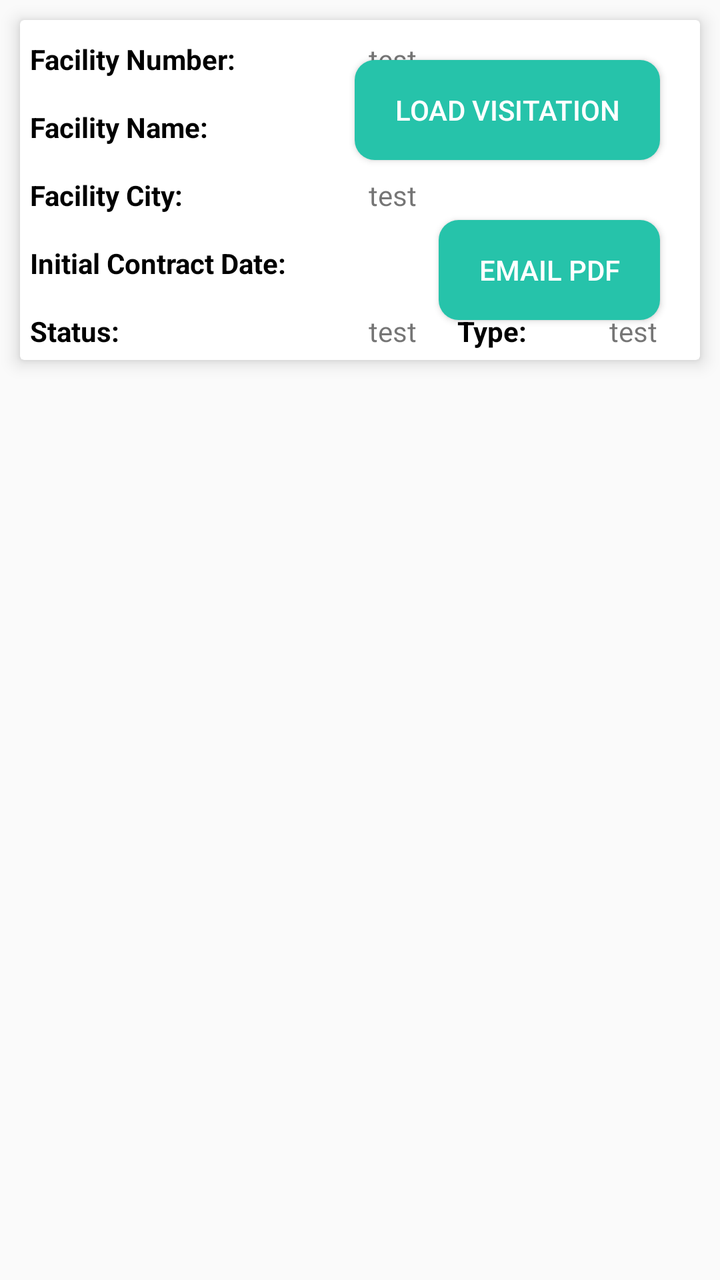
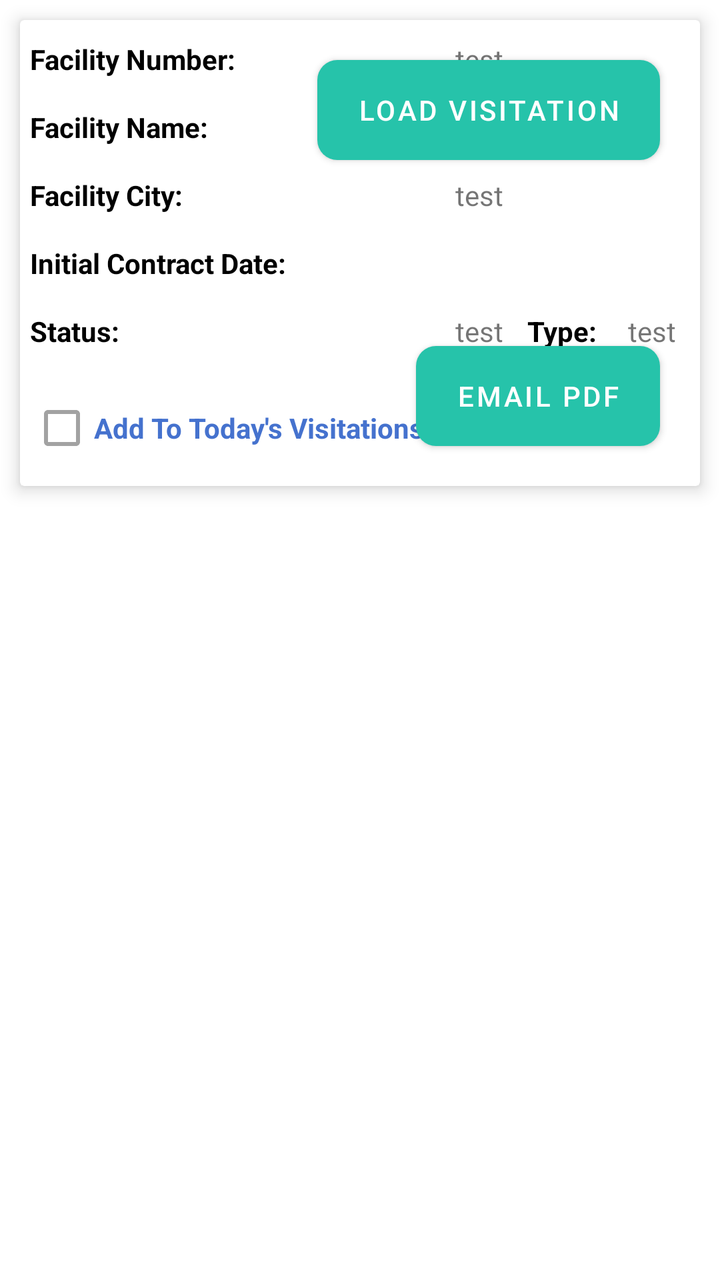

Screens rendered from an Android XML layout before and after an edit, with the pre-edit source and the edit as a unified diff.
<!-- AndroidManifest.xml: application theme myAppThemeCompat -->
<!-- res/layout/visitation_planning_list_item.xml -->
<?xml version="1.0" encoding="utf-8"?>
<RelativeLayout xmlns:android="http://schemas.android.com/apk/res/android"
    xmlns:tools="http://schemas.android.com/apk/res-auto"
    xmlns:app="http://schemas.android.com/apk/res-auto"
    android:id="@+id/list_item_ll"
    android:layout_width="match_parent"
    android:layout_height="match_parent"
    android:orientation="vertical">
        <androidx.cardview.widget.CardView
        android:layout_width="match_parent"
        android:layout_height="wrap_content"
        android:minHeight="100dp"
        tools:cardElevation="5dp"
        android:id="@+id/listBkg"
        android:layout_margin="10dp"
        >
            <GridLayout
                android:layout_width="match_parent"
                android:layout_height="wrap_content"
                android:minHeight="100dp"
                android:rowCount="3"
                android:columnCount="6"
                android:visibility="gone"
                android:padding="15dp">
   </GridLayout>
            <TableLayout
                android:layout_width="match_parent"
                android:layout_height="wrap_content"
                android:layout_alignParentTop="true"
                android:layout_marginRight="5dp"
                android:stretchColumns="*"
                >
                <TableRow android:layout_marginTop="5dp">
                    <TextView
                        android:id="@+id/facilityNoTextView"
                        android:layout_width="wrap_content"
                        android:layout_height="wrap_content"
                        android:text="Facility Number:"
                        android:layout_column="0"
                        android:textStyle="bold"
                        android:layout_margin="5dp"
                        android:textColor="@color/black" />
                    <TextView
                        android:id="@+id/facilityNoValueTextView"
                        android:layout_width="wrap_content"
                        android:layout_height="wrap_content"
                        android:textAlignment="center"
                        android:layout_column="1"
                        android:layout_margin="5dp"
                        android:text="test" />

                </TableRow>
                <TableRow android:layout_marginTop="5dp">
                    <TextView
                        android:id="@+id/facilityNameTextView"
                        android:layout_width="wrap_content"
                        android:layout_height="wrap_content"
                        android:text="Facility Name:"
                        android:layout_column="0"
                        android:textStyle="bold"
                        android:layout_margin="5dp"
                        android:textColor="@color/black" />

                    <TextView
                        android:id="@+id/facilityNameValueTextView"
                        android:layout_width="wrap_content"
                        android:layout_height="wrap_content"
                        android:layout_span="2"
                        android:textAlignment="center"
                        android:layout_column="1"
                        android:layout_margin="5dp"
                        android:text="test" />
                </TableRow>
                <TableRow android:layout_marginTop="5dp">
                    <TextView
                        android:layout_width="wrap_content"
                        android:layout_height="wrap_content"
                        android:text="Facility City:"
                        android:layout_column="0"
                        android:textStyle="bold"
                        android:layout_margin="5dp"
                        android:textColor="@color/black" />

                    <TextView
                        android:id="@+id/cityValueTextView"
                        android:layout_width="wrap_content"
                        android:layout_height="wrap_content"
                        android:textAlignment="center"
                        android:layout_column="1"
                        android:layout_margin="5dp"
                        android:text="test" />
                </TableRow>
                <TableRow android:layout_marginTop="5dp">
                    <TextView
                        android:id="@+id/initialContractDateTextView"
                        android:layout_width="wrap_content"
                        android:layout_height="wrap_content"
                        android:layout_column="0"
                        android:layout_margin="5dp"
                        android:text="Initial Contract Date:"
                        android:textStyle="bold"
                        android:textColor="@color/black" />

                    <TextView
                        android:id="@+id/initialContractDateValueTextView"
                        android:layout_width="wrap_content"
                        android:layout_height="wrap_content"
                        android:layout_column="1"
                        android:textAlignment="center"
                        android:layout_margin="5dp"
                        android:text="" />
                </TableRow>

                <TableRow android:layout_marginTop="5dp">
                    <TextView
                        android:id="@+id/visitationStatusTextView"
                        android:layout_width="wrap_content"
                        android:layout_height="wrap_content"
                        android:text="Status:"
                        android:layout_column="0"
                        android:textStyle="bold"
                        android:layout_margin="5dp"
                        android:textColor="@color/black" />
                    <TextView
                        android:id="@+id/visitationStatusValueTextView"
                        android:layout_width="wrap_content"
                        android:layout_column="1"
                        android:layout_margin="5dp"
                        android:layout_height="wrap_content"
                        android:textAlignment="center"
                        android:text="test" />


                    <TextView
                        android:id="@+id/visitationTypeTextView"
                        android:layout_width="wrap_content"
                        android:layout_height="wrap_content"
                        android:text="Type:"
                        android:layout_column="2"
                        android:textStyle="bold"
                        android:layout_margin="5dp"
                        android:textColor="@color/black" />
                    <TextView
                        android:id="@+id/visitationTypeValueTextView"
                        android:layout_width="wrap_content"
                        android:layout_column="3"
                        android:layout_margin="5dp"
                        android:layout_height="wrap_content"
                        android:textAlignment="center"
                        android:text="test" />
                </TableRow>
            </TableLayout>
            <Button
                android:id="@+id/loadBtn"
                android:layout_height="50dp"
                android:layout_width="wrap_content"
                android:layout_gravity="top|right"
                android:text="Load Visitation"
                android:layout_column="3"
                android:paddingRight="20dp"
                android:layout_marginRight="20dp"
                android:layout_marginTop="20dp"
                android:paddingLeft="20dp"
                android:background="@drawable/new_btn_bkg"
                android:textColor="@color/white"
                app:backgroundTint="@null"
                />
            <Button
                android:id="@+id/emailPDFBtn"
                android:layout_height="50dp"
                android:layout_width="wrap_content"
                android:layout_gravity="bottom|right"
                android:text="EMAIL PDF"
                android:layout_column="3"
                android:paddingRight="20dp"
                android:layout_marginRight="20dp"
                android:paddingLeft="20dp"
                android:layout_marginBottom="20dp"
                android:background="@drawable/new_btn_bkg"
                android:textColor="@color/white"
                app:backgroundTint="@null"
                />
        </androidx.cardview.widget.CardView>

</RelativeLayout>
<!-- resources referenced by this layout -->
<resources>
  <color name="black">#000000</color>
  <color name="white">#FFFFFF</color>
  <!-- drawable new_btn_bkg (drawable) -->
  <selector xmlns:android="http://schemas.android.com/apk/res/android">
      
      <item android:drawable="@drawable/grey_background_button" android:state_enabled="false"/>
      
      <item android:drawable="@drawable/green_background_button" android:state_enabled="true"/>
  </selector>
  <style name="myAppThemeCompat" parent="Theme.AppCompat.Light.NoActionBar">
  
          <item name="colorPrimary">@color/mainColor</item>
          <item name="colorPrimaryDark">@color/headerColor</item>
  
          <item name="drawerArrowStyle">@style/DrawerArrowStyle</item>
          <item name="actionMenuTextColor">@android:color/white</item>
          <item name="colorButtonNormal">#26C3AA</item>
          <item name="colorControlActivated">@color/mainColor</item> 
          <item name="buttonTint">@color/mainColor</item> 
          <item name="colorOnSurface">@color/black</item>
          <item name="colorSurface">@color/gray</item>
          <item name="android:datePickerDialogTheme">@color/mainColor</item>
          <item name="android:statusBarColor">@color/mainColor</item>
          <item name="android:windowLightStatusBar">true</item> 
  
          
          <item name="colorPrimaryVariant">@color/mainColor</item>
  
  
  
          
          
          
          
  
      </style>
  <!-- drawable grey_background_button (drawable) -->
  <?xml version="1.0" encoding="utf-8"?>
  <shape xmlns:android="http://schemas.android.com/apk/res/android"
      android:shape="rectangle" >
      <corners android:radius="10dp"/>
      <solid android:color="@color/light_gray" />
  
  </shape>
  <!-- drawable green_background_button (drawable) -->
  <?xml version="1.0" encoding="utf-8"?>
  <shape xmlns:android="http://schemas.android.com/apk/res/android"
      android:shape="rectangle" >
      <corners android:radius="10dp"/>
      <solid android:color="#26C3AA" />
  </shape>
  <color name="mainColor">#4572ce</color>
  <color name="headerColor">#646464</color>
  <style name="DrawerArrowStyle" parent="Widget.AppCompat.DrawerArrowToggle">
          <item name="spinBars">true</item>
          <item name="color">@android:color/white</item>
      </style>
  <color name="gray">#A2A2A2</color>
  <color name="light_gray">#D7D7D7</color>
</resources>

<!-- the commit's change to res/layout/visitation_planning_list_item.xml (unified diff, before → after) -->
@@ -149,6 +149,18 @@
                         android:textAlignment="center"
                         android:text="test" />
                 </TableRow>
+                <TableRow android:layout_marginTop="5dp">
+                <CheckBox
+                    android:id="@+id/todayVisCB"
+                    android:layout_width="wrap_content"
+                    android:layout_height="wrap_content"
+                    android:text="Add To Today's Visitations"
+                    android:layout_column="0"
+                    android:textStyle="bold"
+                    android:textColor="@color/mainColor"
+                    android:layout_margin="5dp"
+                    app:buttonTint="@drawable/checkbox_bkg"/>
+                </TableRow>
             </TableLayout>
             <Button
                 android:id="@+id/loadBtn"
<!-- resource entries referenced after the edit -->
@@ -2,6 +2,14 @@
 <resources>
   <color name="black">#000000</color>
   <color name="white">#FFFFFF</color>
+  <!-- drawable checkbox_bkg (drawable) -->
+  <?xml version="1.0" encoding="utf-8"?>
+  <selector xmlns:android="http://schemas.android.com/apk/res/android">
+      
+      <item android:color="@color/cb_green" android:state_checked="true" />
+      
+      <item android:color="@color/gray" android:state_checked="false" />
+  </selector>
   <!-- drawable new_btn_bkg (drawable) -->
   <selector xmlns:android="http://schemas.android.com/apk/res/android">
       
@@ -9,7 +17,7 @@
       
       <item android:drawable="@drawable/green_background_button" android:state_enabled="true"/>
   </selector>
-  <style name="myAppThemeCompat" parent="Theme.AppCompat.Light.NoActionBar">
+  <style name="myAppThemeCompat" parent="Theme.MaterialComponents.Light.NoActionBar">
   
           <item name="colorPrimary">@color/mainColor</item>
           <item name="colorPrimaryDark">@color/headerColor</item>
@@ -36,6 +44,7 @@
           
   
       </style>
+  <color name="cb_green">#008080</color>
   <!-- drawable grey_background_button (drawable) -->
   <?xml version="1.0" encoding="utf-8"?>
   <shape xmlns:android="http://schemas.android.com/apk/res/android"
